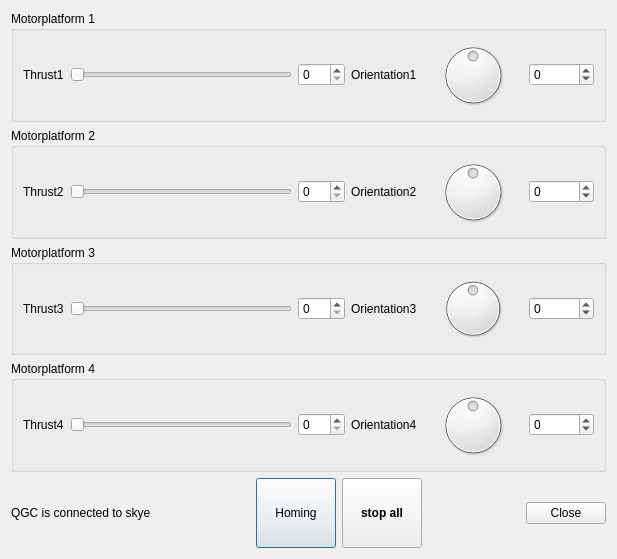
The window that src/ui/TestphaseWidget.ui (skye-git/qgroundcontrol-old) describes before a commit, drawn with Qt 5.
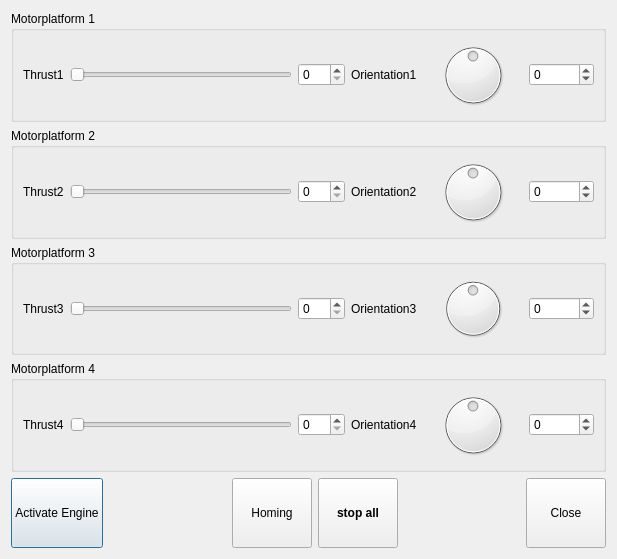
The same window after the commit.

Commit message: Testphase adopted to different UAS Modes

Patch:
```diff
--- a/src/ui/TestphaseWidget.ui
+++ b/src/ui/TestphaseWidget.ui
@@ -257,9 +257,15 @@
    <item>
     <layout class="QHBoxLayout" name="horizontalLayout_5">
      <item>
-      <widget class="QLabel" name="statusLabel">
+      <widget class="QPushButton" name="controlButton">
+       <property name="minimumSize">
+        <size>
+         <width>70</width>
+         <height>70</height>
+        </size>
+       </property>
        <property name="text">
-        <string>QGC is connected to skye</string>
+        <string>Activate Engine</string>
        </property>
       </widget>
      </item>
@@ -335,6 +341,12 @@
      </item>
      <item>
       <widget class="QPushButton" name="closeButton">
+       <property name="minimumSize">
+        <size>
+         <width>0</width>
+         <height>70</height>
+        </size>
+       </property>
        <property name="text">
         <string>Close</string>
        </property>
```
The commit also changes 4 other files.
